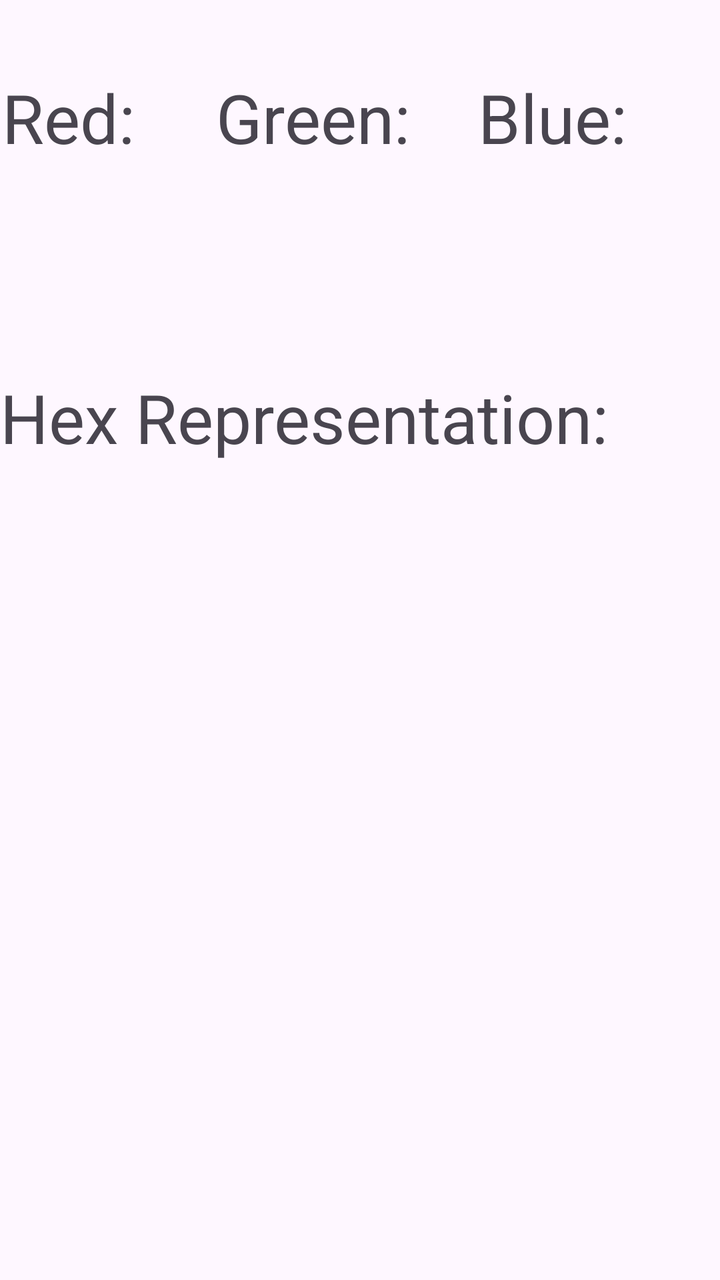
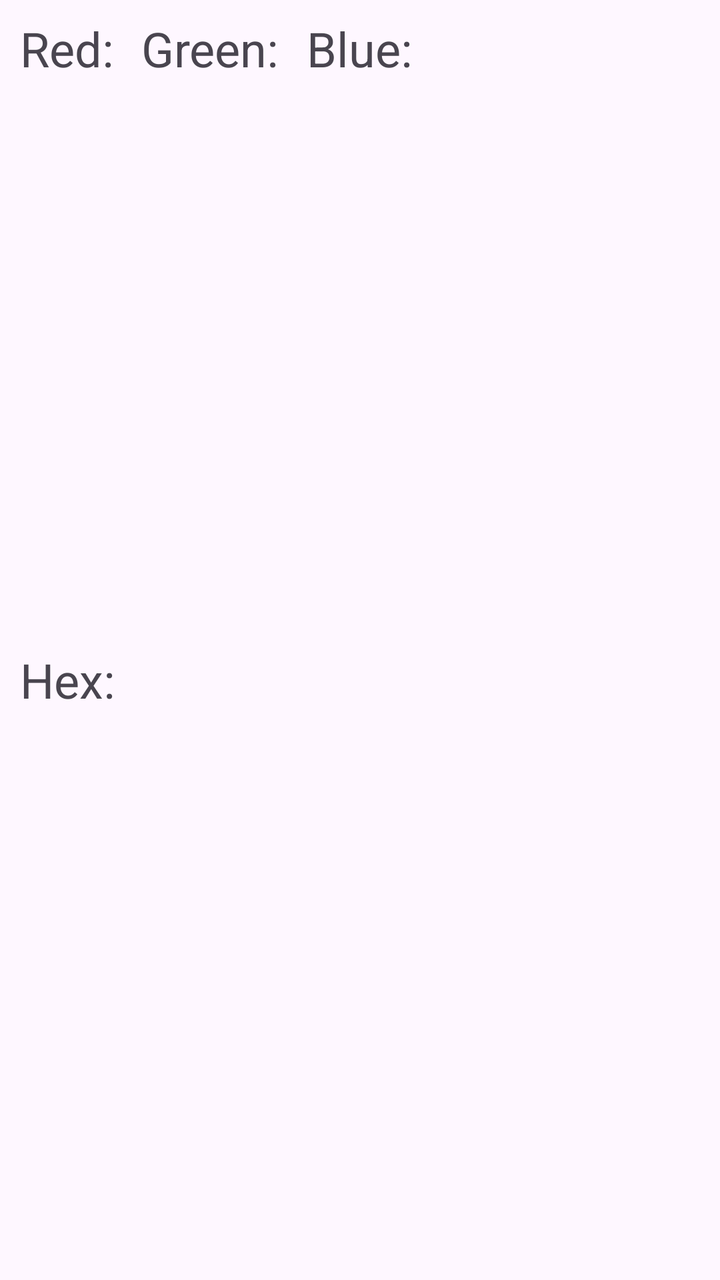

Before-and-after screenshots of an Android layout around one commit, followed by the original layout XML and the change that was made.
<!-- AndroidManifest.xml: application theme Theme.Homework01_Program1 -->
<!-- res/layout/colorlistcell.xml -->
<?xml version="1.0" encoding="utf-8"?>
<androidx.constraintlayout.widget.ConstraintLayout xmlns:android="http://schemas.android.com/apk/res/android"
    xmlns:app="http://schemas.android.com/apk/res-auto"
    android:layout_width="match_parent"
    android:layout_height="match_parent">

    <TextView
        android:id="@+id/tv_v_cell_green"
        android:layout_width="wrap_content"
        android:layout_height="wrap_content"
        android:layout_marginStart="32dp"
        android:text="Green: "
        android:textSize="34sp"
        app:layout_constraintBaseline_toBaselineOf="@+id/tv_v_cell_blue"
        app:layout_constraintStart_toEndOf="@+id/tv_v_cell_red" />

    <TextView
        android:id="@+id/tv_v_cell_hexNum"
        android:layout_width="wrap_content"
        android:layout_height="wrap_content"
        android:layout_marginTop="186dp"
        android:text="Hex Representation:"
        android:textSize="34sp"
        app:layout_constraintStart_toStartOf="parent"
        app:layout_constraintTop_toTopOf="parent" />

    <TextView
        android:id="@+id/tv_v_cell_red"
        android:layout_width="wrap_content"
        android:layout_height="wrap_content"
        android:layout_marginStart="1dp"
        android:layout_marginTop="36dp"
        android:text="Red: "
        android:textSize="34sp"
        app:layout_constraintStart_toStartOf="parent"
        app:layout_constraintTop_toTopOf="parent" />

    <TextView
        android:id="@+id/tv_v_cell_blue"
        android:layout_width="wrap_content"
        android:layout_height="wrap_content"
        android:layout_marginStart="25dp"
        android:layout_marginTop="36dp"
        android:text="Blue: "
        android:textSize="34sp"
        app:layout_constraintStart_toEndOf="@+id/tv_v_cell_green"
        app:layout_constraintTop_toTopOf="parent" />
</androidx.constraintlayout.widget.ConstraintLayout>
<!-- resources referenced by this layout -->
<resources>
  <style name="Theme.Homework01_Program1" parent="Base.Theme.Homework01_Program1" />
  <style name="Base.Theme.Homework01_Program1" parent="Theme.Material3.DayNight.NoActionBar">
          
          
      </style>
</resources>

<!-- the commit's change to res/layout/colorlistcell.xml (unified diff, before → after) -->
@@ -1,48 +1,52 @@
 <?xml version="1.0" encoding="utf-8"?>
-<androidx.constraintlayout.widget.ConstraintLayout xmlns:android="http://schemas.android.com/apk/res/android"
+<androidx.constraintlayout.widget.ConstraintLayout
+    xmlns:android="http://schemas.android.com/apk/res/android"
     xmlns:app="http://schemas.android.com/apk/res-auto"
     android:layout_width="match_parent"
-    android:layout_height="match_parent">
+    android:layout_height="wrap_content"
+    android:paddingStart="10dp"
+    android:paddingTop="8dp"
+    android:paddingEnd="6dp"
+    android:paddingBottom="6dp">
+
+    <TextView
+        android:id="@+id/tv_v_cell_red"
+        android:layout_width="wrap_content"
+        android:layout_height="wrap_content"
+        android:text="Red: "
+        android:textSize="24sp"
+        app:layout_constraintStart_toStartOf="parent"
+        app:layout_constraintTop_toTopOf="parent" />
 
     <TextView
         android:id="@+id/tv_v_cell_green"
         android:layout_width="wrap_content"
         android:layout_height="wrap_content"
-        android:layout_marginStart="32dp"
+        android:layout_marginStart="8dp"
         android:text="Green: "
-        android:textSize="34sp"
-        app:layout_constraintBaseline_toBaselineOf="@+id/tv_v_cell_blue"
-        app:layout_constraintStart_toEndOf="@+id/tv_v_cell_red" />
-
-    <TextView
-        android:id="@+id/tv_v_cell_hexNum"
-        android:layout_width="wrap_content"
-        android:layout_height="wrap_content"
-        android:layout_marginTop="186dp"
-        android:text="Hex Representation:"
-        android:textSize="34sp"
-        app:layout_constraintStart_toStartOf="parent"
-        app:layout_constraintTop_toTopOf="parent" />
-
-    <TextView
-        android:id="@+id/tv_v_cell_red"
-        android:layout_width="wrap_content"
-        android:layout_height="wrap_content"
-        android:layout_marginStart="1dp"
-        android:layout_marginTop="36dp"
-        android:text="Red: "
-        android:textSize="34sp"
-        app:layout_constraintStart_toStartOf="parent"
+        android:textSize="24sp"
+        app:layout_constraintStart_toEndOf="@id/tv_v_cell_red"
         app:layout_constraintTop_toTopOf="parent" />
 
     <TextView
         android:id="@+id/tv_v_cell_blue"
         android:layout_width="wrap_content"
         android:layout_height="wrap_content"
-        android:layout_marginStart="25dp"
-        android:layout_marginTop="36dp"
+        android:layout_marginStart="8dp"
         android:text="Blue: "
-        android:textSize="34sp"
-        app:layout_constraintStart_toEndOf="@+id/tv_v_cell_green"
+        android:textSize="24sp"
+        app:layout_constraintStart_toEndOf="@id/tv_v_cell_green"
         app:layout_constraintTop_toTopOf="parent" />
+
+    <TextView
+        android:id="@+id/tv_v_cell_hexNum"
+        android:layout_width="wrap_content"
+        android:layout_height="wrap_content"
+        android:layout_marginTop="5dp"
+        android:text="Hex: "
+        android:textSize="24sp"
+        app:layout_constraintStart_toStartOf="parent"
+        app:layout_constraintTop_toBottomOf="@id/tv_v_cell_red"
+        app:layout_constraintBottom_toBottomOf="parent" />
+
 </androidx.constraintlayout.widget.ConstraintLayout>
